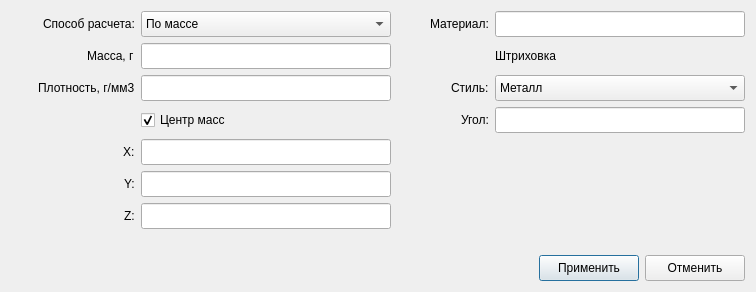
The window that controllerdialog.ui (redmms/characteristics_view) describes before a commit, drawn with Qt 5.
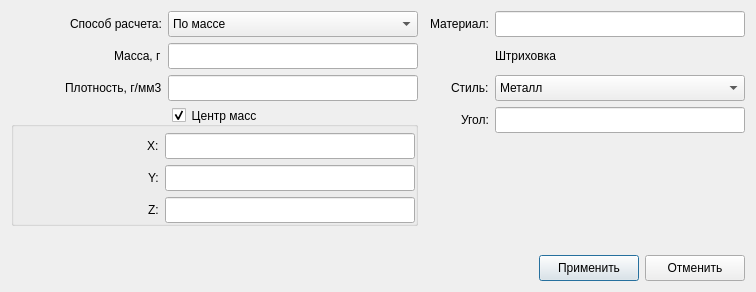
The same window after the commit. Icons and pictures are not drawn.

The edit to the form file:
```diff
--- a/controllerdialog.ui
+++ b/controllerdialog.ui
@@ -109,7 +109,31 @@
       </layout>
      </item>
      <item>
-      <layout class="QHBoxLayout" name="horizontalLayout_4">
+      <widget class="QFrame" name="massFrame">
+       <property name="minimumSize">
+        <size>
+         <width>0</width>
+         <height>0</height>
+        </size>
+       </property>
+       <property name="styleSheet">
+        <string notr="true">QGroupBox#massBox {
+	border: 0;
+}</string>
+       </property>
+       <layout class="QHBoxLayout" name="horizontalLayout">
+        <property name="leftMargin">
+         <number>0</number>
+        </property>
+        <property name="topMargin">
+         <number>0</number>
+        </property>
+        <property name="rightMargin">
+         <number>0</number>
+        </property>
+        <property name="bottomMargin">
+         <number>0</number>
+        </property>
        <item>
         <spacer name="horizontalSpacer_4">
          <property name="orientation">
@@ -117,8 +141,8 @@
          </property>
          <property name="sizeHint" stdset="0">
           <size>
-           <width>40</width>
-           <height>20</height>
+            <width>358</width>
+            <height>23</height>
           </size>
          </property>
         </spacer>
@@ -153,9 +177,34 @@
         </widget>
        </item>
       </layout>
+      </widget>
      </item>
      <item>
-      <layout class="QHBoxLayout" name="horizontalLayout_26">
+      <widget class="QFrame" name="densityFrame">
+       <property name="minimumSize">
+        <size>
+         <width>0</width>
+         <height>0</height>
+        </size>
+       </property>
+       <property name="styleSheet">
+        <string notr="true">QGroupBox#densityBox {
+	border: 0;
+}</string>
+       </property>
+       <layout class="QHBoxLayout" name="horizontalLayout_4">
+        <property name="leftMargin">
+         <number>0</number>
+        </property>
+        <property name="topMargin">
+         <number>0</number>
+        </property>
+        <property name="rightMargin">
+         <number>0</number>
+        </property>
+        <property name="bottomMargin">
+         <number>0</number>
+        </property>
        <item>
         <spacer name="horizontalSpacer_27">
          <property name="orientation">
@@ -163,7 +212,7 @@
          </property>
          <property name="sizeHint" stdset="0">
           <size>
-           <width>40</width>
+            <width>36</width>
            <height>20</height>
           </size>
          </property>
@@ -199,49 +248,41 @@
         </widget>
        </item>
       </layout>
+      </widget>
      </item>
      <item>
-      <layout class="QHBoxLayout" name="horizontalLayout_9">
-       <item>
-        <spacer name="horizontalSpacer">
-         <property name="orientation">
-          <enum>Qt::Horizontal</enum>
-         </property>
-         <property name="sizeHint" stdset="0">
-          <size>
-           <width>40</width>
-           <height>20</height>
-          </size>
-         </property>
-        </spacer>
-       </item>
-       <item>
-        <widget class="QCheckBox" name="checkBox">
+      <widget class="QGroupBox" name="coordBox">
          <property name="minimumSize">
           <size>
-           <width>250</width>
-           <height>26</height>
-          </size>
-         </property>
-         <property name="maximumSize">
-          <size>
-           <width>150</width>
-           <height>26</height>
-          </size>
-         </property>
-         <property name="text">
+         <width>0</width>
+         <height>0</height>
+        </size>
+       </property>
+       <property name="title">
           <string>Центр масс</string>
          </property>
-         <property name="checked">
+       <property name="alignment">
+        <set>Qt::AlignCenter</set>
+       </property>
+       <property name="flat">
           <bool>true</bool>
          </property>
-         <property name="tristate">
-          <bool>false</bool>
-         </property>
-        </widget>
-       </item>
-      </layout>
-     </item>
+       <property name="checkable">
+        <bool>true</bool>
+       </property>
+       <layout class="QVBoxLayout" name="verticalLayout_3">
+        <property name="leftMargin">
+         <number>0</number>
+        </property>
+        <property name="topMargin">
+         <number>6</number>
+        </property>
+        <property name="rightMargin">
+         <number>0</number>
+        </property>
+        <property name="bottomMargin">
+         <number>0</number>
+        </property>
      <item>
       <layout class="QHBoxLayout" name="horizontalLayout_2">
        <item>
@@ -363,6 +404,9 @@
       </layout>
      </item>
     </layout>
+      </widget>
+     </item>
+    </layout>
    </item>
    <item row="0" column="1">
     <spacer name="horizontalSpacer_11">
@@ -371,8 +415,8 @@
      </property>
      <property name="sizeHint" stdset="0">
       <size>
-       <width>4</width>
-       <height>20</height>
+       <width>1</width>
+       <height>17</height>
       </size>
      </property>
     </spacer>
@@ -617,8 +661,8 @@
      </property>
      <property name="sizeHint" stdset="0">
       <size>
-       <width>17</width>
-       <height>4</height>
+       <width>399</width>
+       <height>19</height>
       </size>
      </property>
     </spacer>
```
Left out of the diff: 2 changed lines with no effect on the pictures. Lines whose indentation alone changed are shown as unchanged.
